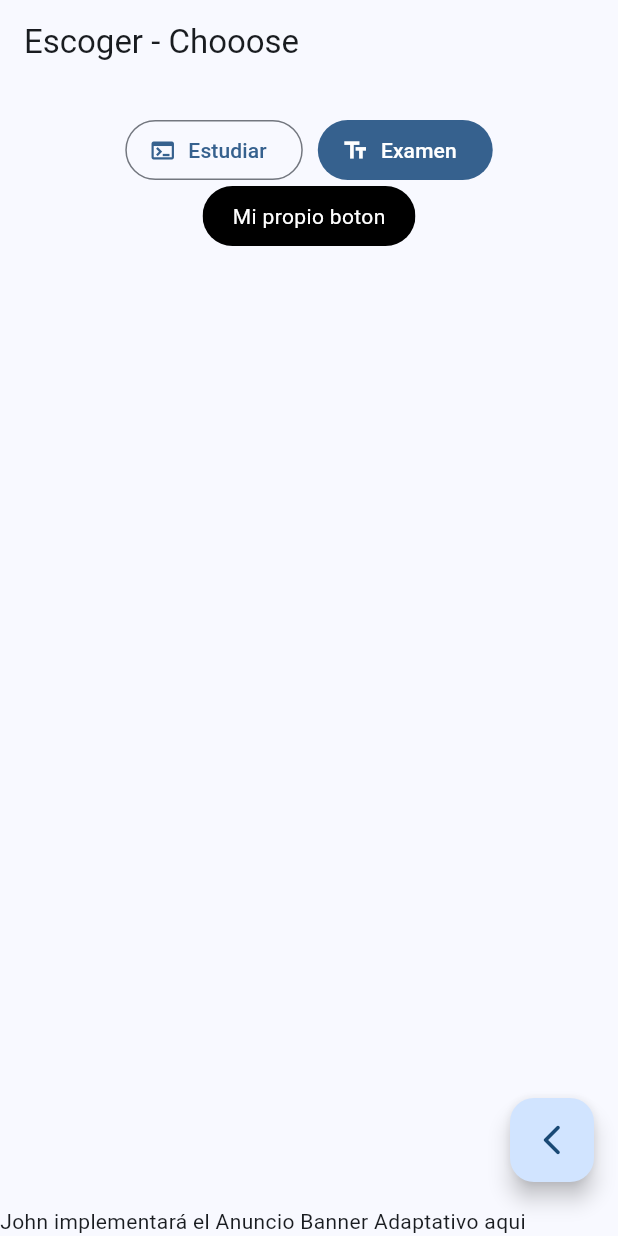
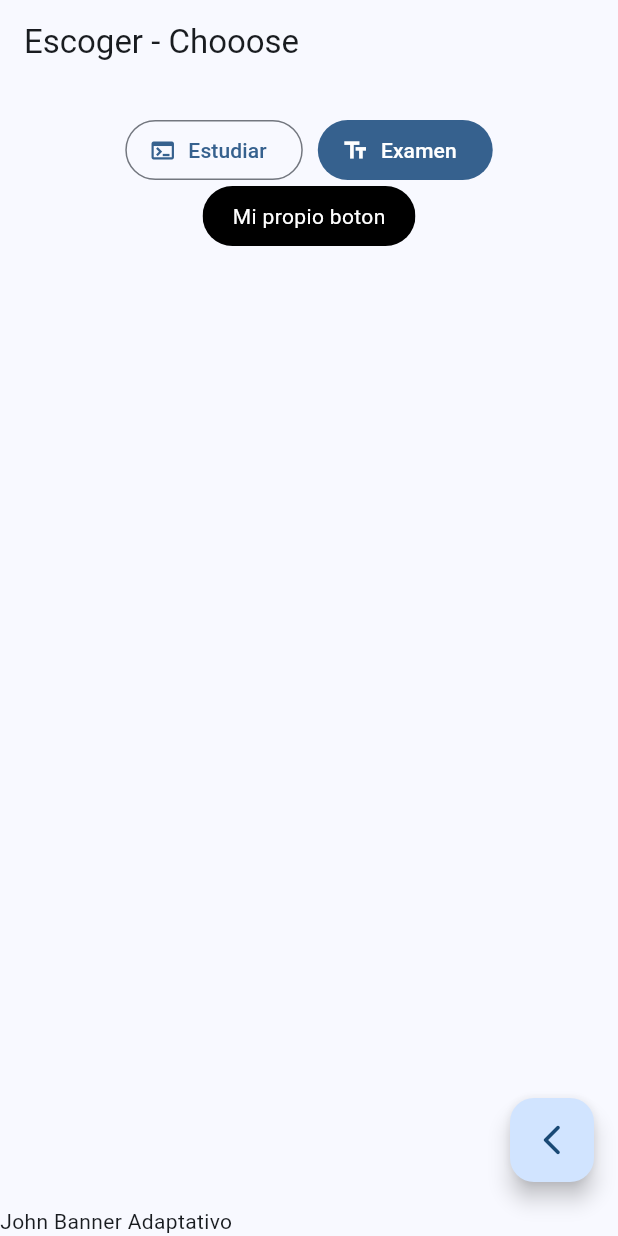
Before and after one commit to khrypton/simulacro, a Flutter app: the ChooseScreen screen opened by its route, on a phone screen of 412 x 824 dp. Run offline on Flutter 3.47's test engine with Material 2 defaults, Android fonts, the phone set to English and light mode, and no system bars; our stand-ins replace go_router.

```diff
--- a/lib/screens/choose_screen.dart
+++ b/lib/screens/choose_screen.dart
@@ -17,7 +17,7 @@ class ChooseScreen extends StatelessWidget {
           context.pop();
         },
       ),
-      bottomNavigationBar: const Text("John implementará el Anuncio Banner Adaptativo aqui"),
+      bottomNavigationBar: const Text("John Banner Adaptativo"),
     );
   }
 }
```
